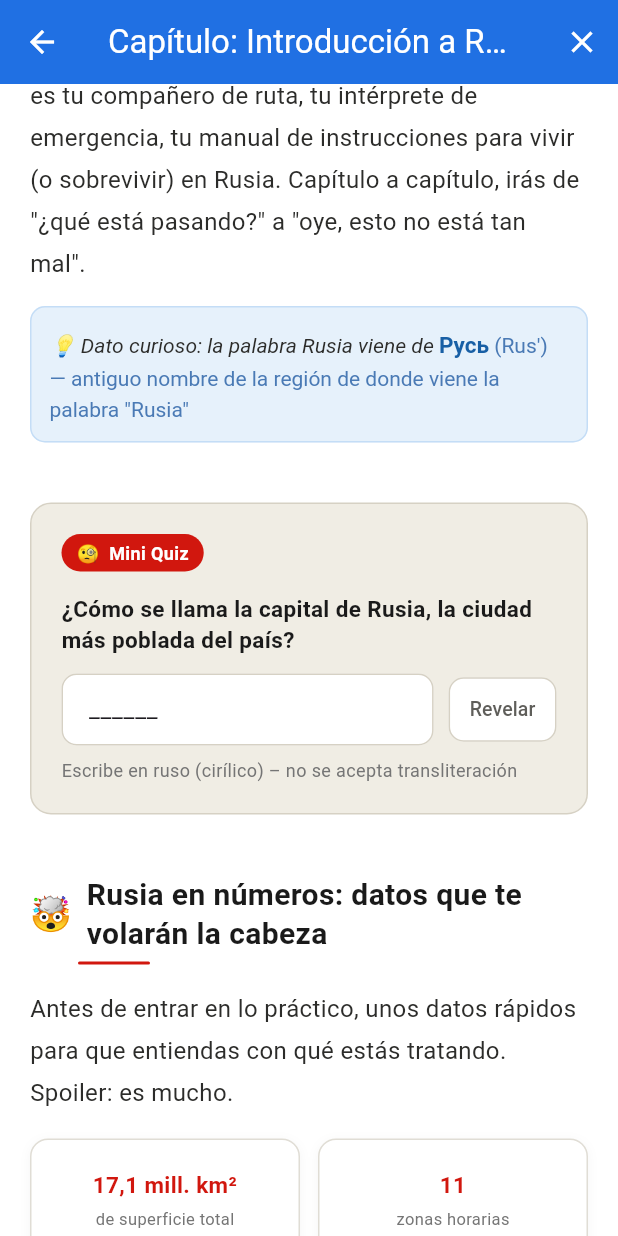
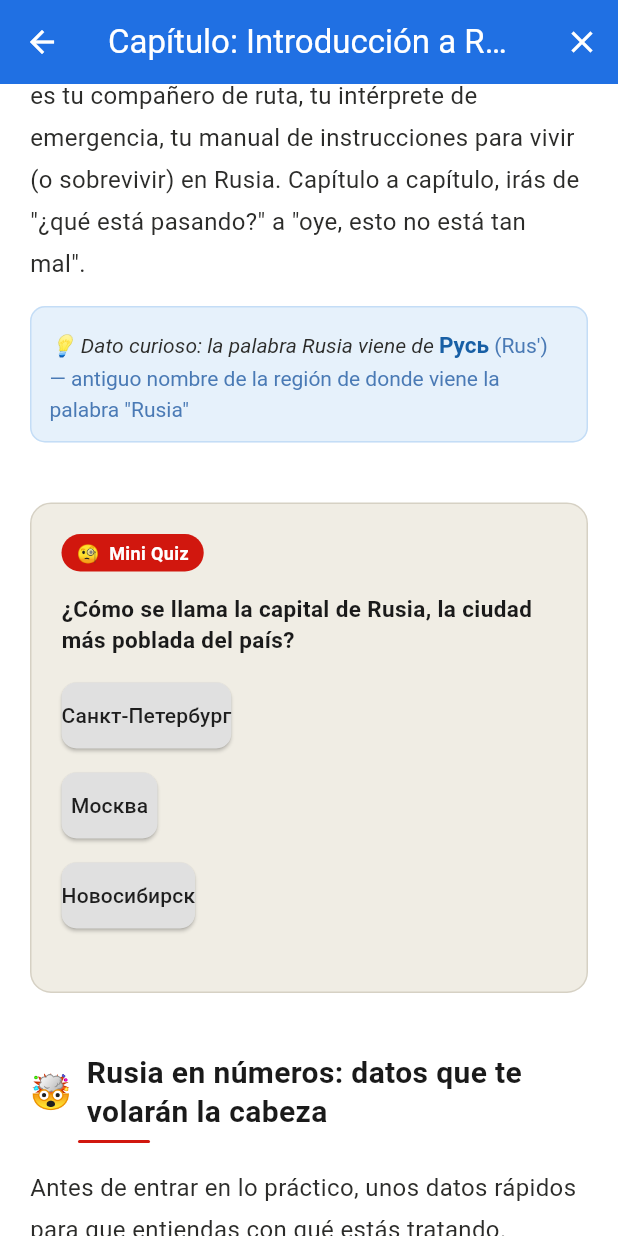
Before and after one commit to bricode247/russia_guide, a Flutter app: the Chapter0Screen screen opened directly with sample values from the repository, scrolled down 1152 dp, on a phone screen of 412 x 824 dp. Run offline on Flutter 3.47's test engine with Material 3 defaults, Android fonts, the phone set to English and light mode, and no system bars; our stand-ins replace video_player; missing offline and left inert: flutter_pdfview.

Commit message:
Update the quizs and intro

```diff
--- a/lib/data/chapter0/chapter0_quizzes.dart
+++ b/lib/data/chapter0/chapter0_quizzes.dart
@@ -2,49 +2,42 @@ import '../../models/quiz_model.dart';
 
 const QuizData quiz1 = QuizData(
   question: '¿Cómo se llama la capital de Rusia, la ciudad más poblada del país?',
-  hint: 'М _ _ _ _ _',
-  answer: 'Москва',
-  transliteration: 'Moskva',
+  correctAnswer: 'Москва',
+  options: ['Санкт-Петербург', 'Москва', 'Новосибирск'],
   explanation: 'Москва (Moskva) — Moscú en español. ¡Ya sabes tu primera ciudad rusa!',
 );
 
 const QuizData quiz2 = QuizData(
   question: '¿Cómo se dice "Hola" de forma informal en ruso?',
-  hint: 'П _ _ _ _ _',
-  answer: 'Привет',
-  transliteration: 'Privet',
-  explanation:
-      'Привет (Privet) — informal, úsalo con amigos. Para situaciones formales usarás Здравствуйте.',
+  correctAnswer: 'Привет',
+  options: ['Здравствуйте', 'Привет', 'Пожалуйста'],
+  explanation: 'Привет (Privet) — informal, úsalo con amigos. Para situaciones formales usarás Здравствуйте.',
 );
 
 const QuizData quiz3 = QuizData(
   question: '¿Cómo se dice "Gracias" en ruso?',
-  hint: 'С _ _ _ _ _ _',
-  answer: 'Спасибо',
-  transliteration: 'Spasibo',
+  correctAnswer: 'Спасибо',
+  options: ['Пожалуйста', 'Спасибо', 'До свидания'],
   explanation: 'Спасибо (Spasibo) — esta palabra te salvará muchas veces al día. Pronúnciala: spa-SI-ba.',
 );
 
 const QuizData quiz4a = QuizData(
   question: '¿Cómo se dice "Sí" en ruso?',
-  hint: 'Д _',
-  answer: 'Да',
-  transliteration: 'Da',
+  correctAnswer: 'Да',
+  options: ['Да', 'Нет', 'Пожалуйста'],
   explanation: 'Да (Da) — simple y corta. ¡Ahora puedes asentir como un local!',
 );
 
 const QuizData quiz4b = QuizData(
   question: '¿Cómo se dice "No" en ruso?',
-  hint: 'Н _ _',
-  answer: 'Нет',
-  transliteration: 'Net',
+  correctAnswer: 'Нет',
+  options: ['Да', 'Нет', 'Пожалуйста'],
   explanation: 'Нет (Net) — también esencial. Да y Нет: tu kit de supervivencia básico.',
 );
 
 const QuizData quiz5 = QuizData(
   question: '¿Cómo se dice "Por favor" en ruso? (también significa "De nada")',
-  hint: 'П _ _ _ _ _ _ _ _ _',
-  answer: 'Пожалуйста',
-  transliteration: 'Pozhaluysta',
+  correctAnswer: 'Пожалуйста',
+  options: ['Спасибо', 'Пожалуйста', 'До свидания'],
   explanation: 'Пожалуйста (Pozhaluysta) — es larga, pero la aprenderás pronto. Pronúnciala: pa-ZHA-lus-ta.',
 );
--- a/lib/models/quiz_model.dart
+++ b/lib/models/quiz_model.dart
@@ -1,15 +1,13 @@
 class QuizData {
   final String question;
-  final String hint;
-  final String answer;
-  final String transliteration;
+  final String correctAnswer;
+  final List<String> options; // Tres opciones, una es la correcta
   final String explanation;
 
   const QuizData({
     required this.question,
-    required this.hint,
-    required this.answer,
-    required this.transliteration,
+    required this.correctAnswer,
+    required this.options,
     required this.explanation,
   });
 }
--- a/lib/widgets/general_widgets/fill_in_blank_input.dart
+++ b/lib/widgets/general_widgets/fill_in_blank_input.dart
@@ -1,10 +1,9 @@
 import 'package:flutter/material.dart';
 
 class FillInBlankInput extends StatefulWidget {
-  final String hint;          // Cadena con guiones consecutivos, ej: "______"
-  final String answer;        // Respuesta correcta completa
+  final String hint;
+  final String answer;
   final Function(String) onChanged;
-  final TextEditingController? controller;
   final Color? borderColor;
 
   const FillInBlankInput({
@@ -12,7 +11,6 @@ class FillInBlankInput extends StatefulWidget {
     required this.hint,
     required this.answer,
     required this.onChanged,
-    this.controller,
     this.borderColor,
   });
 
@@ -21,121 +19,92 @@ class FillInBlankInput extends StatefulWidget {
 }
 
 class _FillInBlankInputState extends State<FillInBlankInput> {
-  late TextEditingController _controller;
-  late List<String> _letters;     // letras escritas en cada posición de guión
-  late int _underscoreCount;      // número de guiones
+  late int _letterCount;
+  late List<String> _letters;
+  final TextEditingController _controller = TextEditingController();
+  final FocusNode _focusNode = FocusNode();
 
   @override
   void initState() {
     super.initState();
-    // Contar guiones en la hint
-    _underscoreCount = widget.hint.split('').where((c) => c == '_').length;
-    _letters = List.filled(_underscoreCount, '');
-    _controller = widget.controller ?? TextEditingController();
+    _letterCount = widget.hint.split('').where((c) => c == '_').length;
+    _letters = List.filled(_letterCount, '');
     _controller.addListener(_onTextChanged);
-    _updateDisplay();
   }
 
   void _onTextChanged() {
-    final newText = _controller.text;
-    final oldText = _getDisplayText();
-
-    if (newText == oldText) return;
-
-    if (newText.length > oldText.length) {
-      // Se añadió un carácter
-      final addedChar = newText[newText.length - 1];
-      // Buscar el primer guión vacío
-      int index = -1;
-      for (int i = 0; i < _letters.length; i++) {
-        if (_letters[i].isEmpty) {
-          index = i;
-          break;
-        }
-      }
-      if (index != -1) {
-        _letters[index] = addedChar;
-      }
-    } else if (newText.length < oldText.length) {
-      // Se borró un carácter
-      // Encontrar el último guión no vacío
-      for (int i = _letters.length - 1; i >= 0; i--) {
-        if (_letters[i].isNotEmpty) {
-          _letters[i] = '';
-          break;
-        }
-      }
+    final rawText = _controller.text;
+    // Extraer solo letras cirílicas o latinas (aunque esperamos cirílico)
+    final String cleanText = rawText.replaceAll(RegExp(r'[^a-zA-Zа-яА-Я]'), '');
+    final List<String> newLetters = List.filled(_letterCount, '');
+    for (int i = 0; i < cleanText.length && i < _letterCount; i++) {
+      newLetters[i] = cleanText[i];
     }
-
-    _updateDisplay();
-    // Enviar la cadena completa (sin guiones) al callback
-    widget.onChanged(_getFilledText());
+    setState(() {
+      _letters = newLetters;
+    });
+    widget.onChanged(newLetters.join());
   }
 
-  String _getDisplayText() {
-    // Construir la cadena mostrada: reemplazar cada guión por la letra correspondiente
-    // La cadena de hint puede tener otros caracteres (por ejemplo, si hay espacios o símbolos).
-    // Asumimos que solo los '_' son reemplazables.
-    final List<String> chars = widget.hint.split('');
-    int letterIndex = 0;
-    for (int i = 0; i < chars.length; i++) {
-      if (chars[i] == '_' && letterIndex < _letters.length) {
-        if (_letters[letterIndex].isNotEmpty) {
-          chars[i] = _letters[letterIndex];
-        }
-        letterIndex++;
-      }
-    }
-    return chars.join();
-  }
-
-  String _getFilledText() {
-    // Devolver solo las letras escritas (sin guiones ni espacios)
-    // Es la concatenación de _letters (solo las no vacías, pero todas están en orden)
-    return _letters.join();
-  }
-
-  void _updateDisplay() {
-    final newText = _getDisplayText();
-    if (_controller.text != newText) {
-      _controller.text = newText;
-      _controller.selection = TextSelection.collapsed(offset: newText.length);
-    }
+  void _requestFocus() {
+    _focusNode.requestFocus();
   }
 
   @override
   void dispose() {
-    _controller.removeListener(_onTextChanged);
-    if (widget.controller == null) _controller.dispose();
+    _controller.dispose();
+    _focusNode.dispose();
     super.dispose();
   }
 
   @override
   Widget build(BuildContext context) {
     Color borderColor = widget.borderColor ?? const Color(0xFFD6D1C4);
-    Color focusedBorderColor = widget.borderColor ?? const Color(0xFF1A73E8);
 
-    return TextField(
-      controller: _controller,
-      decoration: InputDecoration(
-        hintText: 'Escribe en ruso (cirílico)',
-        hintStyle: TextStyle(fontSize: 13, color: Colors.grey[500]),
-        filled: true,
-        fillColor: Colors.white,
-        border: OutlineInputBorder(
-          borderRadius: BorderRadius.circular(10),
-          borderSide: BorderSide(color: borderColor),
+    return Stack(
+      children: [
+        // TextField oculto que captura la entrada del teclado
+        SizedBox(
+          height: 0,
+          child: TextField(
+            controller: _controller,
+            focusNode: _focusNode,
+            style: const TextStyle(fontSize: 0, color: Colors.transparent),
+            decoration: const InputDecoration(border: InputBorder.none),
+          ),
         ),
-        enabledBorder: OutlineInputBorder(
-          borderRadius: BorderRadius.circular(10),
-          borderSide: BorderSide(color: borderColor),
+        // Contenedor visible con los cuadros de letras
+        GestureDetector(
+          onTap: _requestFocus,
+          child: Container(
+            padding: const EdgeInsets.symmetric(horizontal: 14, vertical: 12),
+            decoration: BoxDecoration(
+              color: Colors.white,
+              borderRadius: BorderRadius.circular(10),
+              border: Border.all(color: borderColor, width: 1),
+            ),
+            child: Row(
+              mainAxisAlignment: MainAxisAlignment.center,
+              children: List.generate(_letterCount, (index) {
+                return Container(
+                  width: 40,
+                  height: 50,
+                  margin: const EdgeInsets.symmetric(horizontal: 4),
+                  alignment: Alignment.center,
+                  decoration: BoxDecoration(
+                    border: Border.all(color: Colors.grey.shade300),
+                    borderRadius: BorderRadius.circular(8),
+                  ),
+                  child: Text(
+                    _letters[index],
+                    style: const TextStyle(fontSize: 20, fontWeight: FontWeight.bold),
+                  ),
+                );
+              }),
+            ),
+          ),
         ),
-        focusedBorder: OutlineInputBorder(
-          borderRadius: BorderRadius.circular(10),
-          borderSide: BorderSide(color: focusedBorderColor, width: 1.5),
-        ),
-        contentPadding: const EdgeInsets.symmetric(horizontal: 14, vertical: 12),
-      ),
+      ],
     );
   }
 }
--- a/lib/widgets/general_widgets/quiz_card.dart
+++ b/lib/widgets/general_widgets/quiz_card.dart
@@ -1,6 +1,5 @@
 import 'package:flutter/material.dart';
-import '../../models/quiz_model.dart';
-import 'fill_in_blank_input.dart';
+import 'package:russia_guide/models/quiz_model.dart';
 
 class QuizCard extends StatefulWidget {
   final QuizData quiz;
@@ -12,63 +11,16 @@ class QuizCard extends StatefulWidget {
 }
 
 class _QuizCardState extends State<QuizCard> {
-  final TextEditingController _ctrl = TextEditingController();
   bool _revealed = false;
-  String _userInput = '';
-  Color? _borderColor;
+  String? _selectedOption;
+  bool _isCorrect = false;
 
-  // Genera la pista con guiones bajos según la longitud de la respuesta
-  String get _hint {
-  final answer = widget.quiz.answer;
-  return '_' * answer.length;
-  }
-
-  bool get _isCorrect {
-    // Comparar solo con la respuesta en cirílico, sin transliteración
-    final input = _userInput.trim().toLowerCase();
-    return input == widget.quiz.answer.toLowerCase();
-  }
-
-  bool get _isFilled {
-    // Si la cadena aún contiene guiones bajos, no está completamente rellenada
-    return !_userInput.contains('_');
-  }
-
-  @override
-  void initState() {
-    super.initState();
-    _ctrl.addListener(_onInputChange);
-  }
-
-  void _onInputChange() {
-    // No se necesita acción aquí porque FillInBlankInput llama a onChanged
-  }
-
-  void _onUserInputChanged(String value) {
+  void _checkAnswer(String option) {
     setState(() {
-      _userInput = value;
-
-      // Determinar color del borde
-      if (_isFilled) {
-        if (_isCorrect) {
-          _borderColor = Colors.green;
-          // Auto-revelar si es correcto
-          if (!_revealed) {
+      _selectedOption = option;
+      _isCorrect = option == widget.quiz.correctAnswer;
       _revealed = true;
-          }
-        } else {
-          _borderColor = Colors.red;
-        }
-      } else {
-        _borderColor = null; // color por defecto
-      }
     });
-  }
-
-  @override
-  void dispose() {
-    _ctrl.dispose();
-    super.dispose();
   }
 
   @override
@@ -114,76 +66,63 @@ class _QuizCardState extends State<QuizCard> {
               height: 1.4,
             ),
           ),
-          const SizedBox(height: 12),
-          // Campo de entrada con pista de guiones
-          Row(
-            crossAxisAlignment: CrossAxisAlignment.start,
-            children: [
-              Expanded(
-                child: FillInBlankInput(
-                  hint: _hint,
-                  answer: widget.quiz.answer,
-                  onChanged: _onUserInputChanged,
-                  controller: _ctrl,
-                  borderColor: _borderColor,
+          const SizedBox(height: 16),
+          // Opciones (tres botones)
+          ...widget.quiz.options.map((option) {
+            bool isSelected = _selectedOption == option;
+            bool isCorrectOption = option == widget.quiz.correctAnswer;
+            Color? buttonColor;
+            if (_revealed && isSelected) {
+              buttonColor = isCorrectOption ? Colors.green : Colors.red;
+            } else if (_revealed && !isSelected && isCorrectOption) {
+              buttonColor = Colors.green; // mostrar la correcta aunque no la haya elegido
+            } else {
+              buttonColor = const Color(0xFFE0E0E0);
+            }
+            return Padding(
+              padding: const EdgeInsets.only(bottom: 12),
+              child: ElevatedButton(
+                onPressed: _revealed ? null : () => _checkAnswer(option),
+                style: ElevatedButton.styleFrom(
+                  backgroundColor: buttonColor,
+                  foregroundColor: Colors.black87,
+                  padding: const EdgeInsets.symmetric(vertical: 12),
+                  shape: RoundedRectangleBorder(
+                    borderRadius: BorderRadius.circular(10),
                   ),
                 ),
-              const SizedBox(width: 10),
-              TextButton(
-                onPressed: () => setState(() => _revealed = true),
-                style: TextButton.styleFrom(
-                  padding: const EdgeInsets.symmetric(horizontal: 14, vertical: 12),
-                  backgroundColor: Colors.white,
-                  shape: RoundedRectangleBorder(
-                    borderRadius: BorderRadius.circular(10),
-                    side: const BorderSide(color: Color(0xFFD6D1C4)),
+                child: Text(
+                  option,
+                  style: const TextStyle(fontSize: 14),
                 ),
               ),
-                child: const Text(
-                  'Revelar',
-                  style: TextStyle(fontSize: 13, color: Color(0xFF5F5E5A)),
-                ),
-              ),
-            ],
-          ),
-          // Texto informativo
-          Padding(
-            padding: const EdgeInsets.only(top: 8),
-            child: Text(
-              'Escribe en ruso (cirílico) – no se acepta transliteración',
-              style: TextStyle(fontSize: 12, color: Colors.grey[600]),
-            ),
-          ),
-          // Respuesta revelada
-          if (_revealed || (_userInput.isNotEmpty && _isFilled && _isCorrect))
-            Padding(
-              padding: const EdgeInsets.only(top: 14),
-              child: Container(
+            );
+          }),
+          const SizedBox(height: 8),
+          // Explicación (solo si se ha respondido)
+          if (_revealed)
+            Container(
               width: double.infinity,
               padding: const EdgeInsets.all(14),
               decoration: BoxDecoration(
-                  color: _isCorrect
-                      ? const Color(0xFFEAF3DE)
-                      : const Color(0xFFE8E4D9),
+                color: _isCorrect ? const Color(0xFFEAF3DE) : const Color(0xFFFFF0F0),
                 borderRadius: BorderRadius.circular(10),
                 border: Border.all(
-                    color: _isCorrect
-                        ? const Color(0xFF97C459)
-                        : const Color(0xFFD6D1C4),
+                  color: _isCorrect ? const Color(0xFF97C459) : const Color(0xFFFFC0C0),
                 ),
               ),
               child: Column(
                 crossAxisAlignment: CrossAxisAlignment.start,
                 children: [
                   Text(
-                      widget.quiz.answer,
-                      style: const TextStyle(
-                        fontSize: 18,
-                        fontWeight: FontWeight.w700,
-                        color: Color(0xFF3B6D11),
+                    _isCorrect ? '✅ ¡Correcto!' : '❌ Incorrecto',
+                    style: TextStyle(
+                      fontSize: 14,
+                      fontWeight: FontWeight.bold,
+                      color: _isCorrect ? const Color(0xFF3B6D11) : const Color(0xFFD32F2F),
                     ),
                   ),
-                    const SizedBox(height: 6),
+                  const SizedBox(height: 8),
                   Text(
                     widget.quiz.explanation,
                     style: const TextStyle(
@@ -195,7 +134,6 @@ class _QuizCardState extends State<QuizCard> {
                 ],
               ),
             ),
-            ),
         ],
       ),
     );
--- a/pubspec.yaml
+++ b/pubspec.yaml
@@ -32,6 +32,7 @@ dependencies:
     sdk: flutter
   flutter_pdfview: ^1.3.2
   path_provider: ^2.1.1
+  video_player: ^2.8.1
 
   # The following adds the Cupertino Icons font to your application.
   # Use with the CupertinoIcons class for iOS style icons.
@@ -56,6 +57,7 @@ flutter:
   assets:
     - assets/images/chapter0/
     - assets/images/chapter1/
+    - assets/videos/intro.mp4
 
   # The following line ensures that the Material Icons font is
   # included with your application, so that you can use the icons in
```
Also changed, not shown: lib/data/chapter1/chapter1_quizzes.dart (+15 -25 lines), lib/screens/splash/splash_screen.dart (+39 -34 lines), pubspec.lock, 3 other files. Lines whose indentation alone changed are shown as unchanged.
